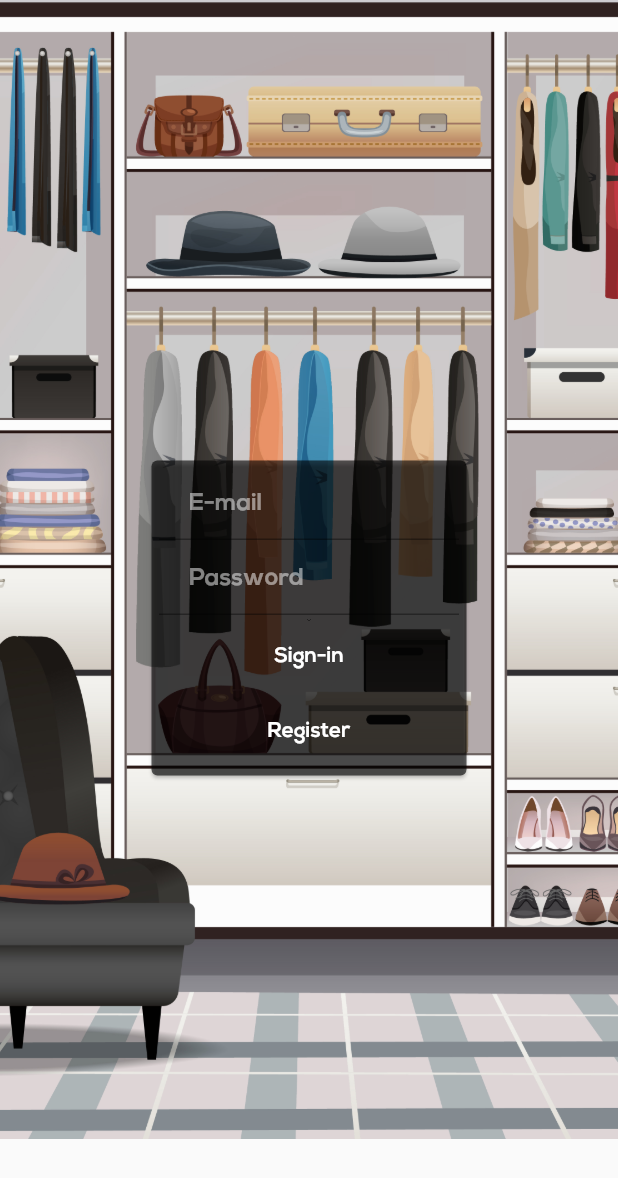
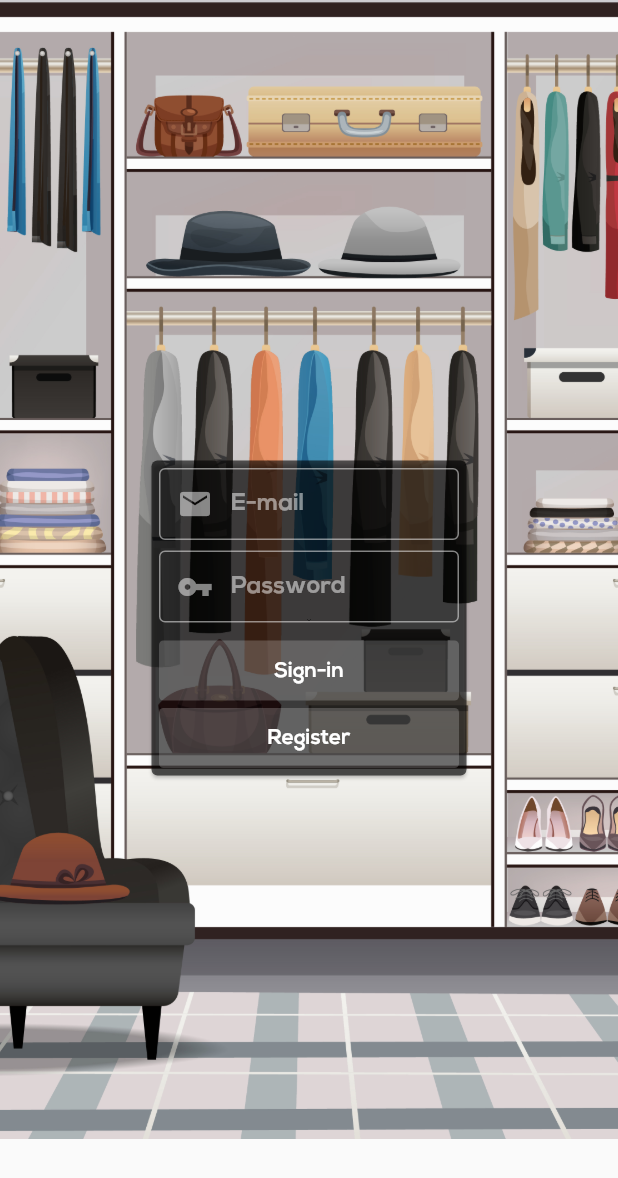
Before and after one commit to ItsMeLucifer/WeatherDrobe, a Flutter app: the screen it shows after launch, on a phone screen of 412 x 824 dp. Shown: the top 1178 px of the screen. Run offline on Flutter 3.47's test engine with Material 2 defaults, Android fonts, the phone set to English and light mode, and no system bars; our stand-ins replace cloud_firestore, firebase_auth, firebase_core, flutter_colorpicker, flutter_phoenix, flutter_riverpod and 3 more; accounts and stored records are empty.

Commit message:
Redesign of Authorization page

```diff
--- a/lib/pages/AuthenticationPage.dart
+++ b/lib/pages/AuthenticationPage.dart
@@ -11,8 +11,8 @@ class AuthenticationPage extends ConsumerWidget {
     passwordController.clear();
     final favm = watch(firebaseAuth);
     final tools = watch(toolsVM);
-    final Color backColor = tools.primaryColor;
-
+    final Color buttonColor = Color.fromRGBO(255, 255, 255, 0.2);
+    final Color disabledBorderColor = Color.fromRGBO(255, 255, 255, 0.5);
     return Scaffold(
         body: Container(
       decoration: BoxDecoration(
@@ -24,7 +24,7 @@ class AuthenticationPage extends ConsumerWidget {
       ),
       child: Center(
         child: Card(
-          color: backColor,
+          color: tools.primaryColor,
           child: Container(
             height: 210,
             width: 210,
@@ -45,8 +45,15 @@ class AuthenticationPage extends ConsumerWidget {
                             fontWeight: FontWeight.bold),
                         decoration: InputDecoration(
                             hintText: 'E-mail',
+                            prefixIcon: new Icon(
+                              Icons.mail,
+                              color: tools.disabledText,
+                            ),
                             focusColor: tools.textColor,
-                            focusedBorder: UnderlineInputBorder(
+                            enabledBorder: OutlineInputBorder(
+                                borderSide: BorderSide(
+                                    width: 1, color: disabledBorderColor)),
+                            focusedBorder: OutlineInputBorder(
                                 borderSide: BorderSide(
                                     width: 1, color: tools.textColor)),
                             hintStyle: TextStyle(
@@ -56,6 +63,7 @@ class AuthenticationPage extends ConsumerWidget {
                             contentPadding:
                                 EdgeInsets.fromLTRB(20, 10, 20, 10)))),
               ),
+              SizedBox(height: 5),
               Container(
                   width: 200,
                   height: 50,
@@ -70,22 +78,34 @@ class AuthenticationPage extends ConsumerWidget {
                           fontWeight: FontWeight.bold),
                       decoration: InputDecoration(
                           hintText: 'Password',
+                          prefixIcon: new Icon(
+                            Icons.vpn_key,
+                            color: tools.disabledText,
+                          ),
                           hintStyle: TextStyle(
                               color: tools.disabledText,
                               fontFamily: tools.fontFamily,
                               fontWeight: FontWeight.bold),
-                          focusedBorder: UnderlineInputBorder(
+                          enabledBorder: OutlineInputBorder(
+                              borderSide: BorderSide(
+                                  width: 1, color: disabledBorderColor)),
+                          focusedBorder: OutlineInputBorder(
                               borderSide:
                                   BorderSide(width: 1, color: tools.textColor)),
                           contentPadding:
                               EdgeInsets.fromLTRB(20, 10, 20, 10)))),
+              SizedBox(height: 10),
               GestureDetector(
                 onTap: () {
                   favm.signIn(emailController.text, passwordController.text);
                 },
                 child: Container(
                     width: 200,
-                    height: 50,
+                    height: 40,
+                    decoration: BoxDecoration(
+                      color: buttonColor,
+                      borderRadius: BorderRadius.circular(3),
+                    ),
                     child: Center(
                       child: Text(
                         'Sign-in',
@@ -97,13 +117,18 @@ class AuthenticationPage extends ConsumerWidget {
                       ),
                     )),
               ),
+              SizedBox(height: 5),
               GestureDetector(
                 onTap: () {
                   favm.register(emailController.text, passwordController.text);
                 },
                 child: Container(
+                    decoration: BoxDecoration(
+                      color: buttonColor,
+                      borderRadius: BorderRadius.circular(3),
+                    ),
                     width: 200,
-                    height: 50,
+                    height: 40,
                     child: Center(
                       child: Text(
                         'Register',
--- a/lib/viewmodels/tools.dart
+++ b/lib/viewmodels/tools.dart
@@ -23,7 +23,7 @@ class Tools extends ChangeNotifier {
   //Color get tetriaryColor => Color.fromRGBO(240, 240, 240, 1);
   Color get tetriaryColor => Color.fromRGBO(0, 0, 0, 0.3);
   Color get quaternaryColor => Color.fromRGBO(0, 0, 0, 0.25);
-  //Color get quinaryColor => Color.fromRGBO(0, 0, 0, 0.5);
+  Color get quinaryColor => Color.fromRGBO(0, 0, 0, 0.1);
   Color get disabledText => Color.fromRGBO(255, 255, 255, 0.5);
   Color get disabledColor => Color.fromRGBO(255, 200, 200, 0.5);
   Color get textColor => Colors.white;
--- a/lib/widgets/Virtual Wardrobe Widgets/clothes_list.dart
+++ b/lib/widgets/Virtual Wardrobe Widgets/clothes_list.dart
@@ -36,7 +36,7 @@ class ClothesList extends ConsumerWidget {
                         ))),
                     color: vwvm.actualClothType == 0
                         ? tools.secondaryColor
-                        : tools.tetriaryColor,
+                        : tools.quinaryColor,
                   ),
                 ),
                 GestureDetector(
@@ -56,7 +56,7 @@ class ClothesList extends ConsumerWidget {
                         ))),
                     color: vwvm.actualClothType == 4
                         ? tools.secondaryColor
-                        : tools.tetriaryColor,
+                        : tools.quinaryColor,
                   ),
                 ),
                 GestureDetector(
@@ -77,7 +77,7 @@ class ClothesList extends ConsumerWidget {
                           ))),
                       color: vwvm.actualClothType == 1
                           ? tools.secondaryColor
-                          : tools.tetriaryColor),
+                          : tools.quinaryColor),
                 ),
                 GestureDetector(
                   onTap: () {
@@ -96,7 +96,7 @@ class ClothesList extends ConsumerWidget {
                         ))),
                     color: vwvm.actualClothType == 2
                         ? tools.secondaryColor
-                        : tools.tetriaryColor,
+                        : tools.quinaryColor,
                   ),
                 ),
                 GestureDetector(
@@ -116,7 +116,7 @@ class ClothesList extends ConsumerWidget {
                         ))),
                     color: vwvm.actualClothType == 3
                         ? tools.secondaryColor
-                        : tools.tetriaryColor,
+                        : tools.quinaryColor,
                   ),
                 ),
               ],
```
